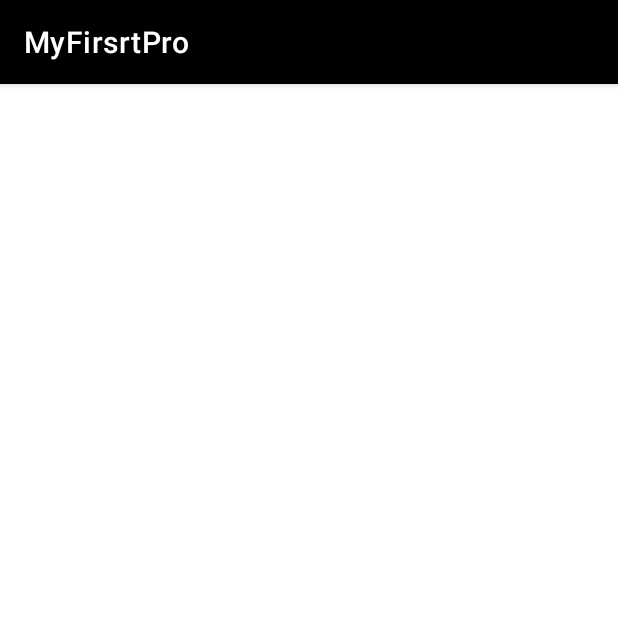
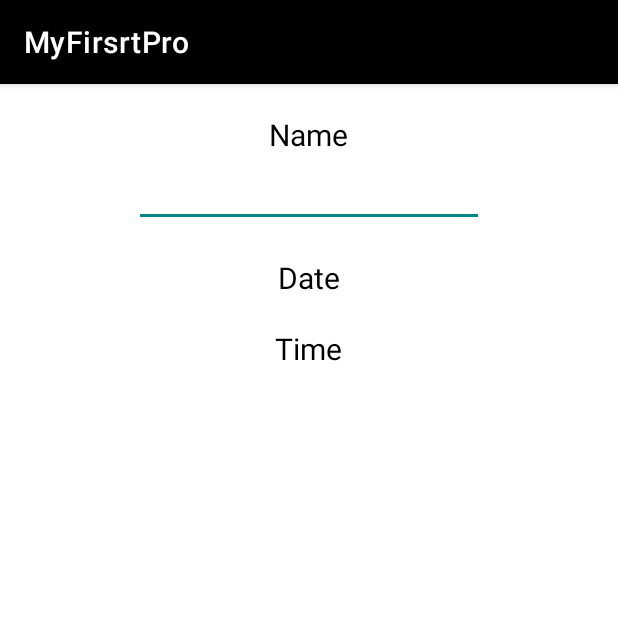
Before and after one commit to awatefkh3/MyFirsrtPro, an Android app: the EventEditActivity screen opened directly, with no data from a screen before it, on a phone screen of 412 x 824 dp, the top half of it. Run offline under Robolectric (Android 15) with nearby library versions, the phone set to English and light mode, and no system bars.

Commit message:
added things

```diff
--- a/app/src/main/AndroidManifest.xml
+++ b/app/src/main/AndroidManifest.xml
@@ -25,7 +25,7 @@
             android:name=".MainActivity"
             android:exported="true" />
         <activity
-            android:name=".WelcomeActivity"
+            android:name=".MyCalExample"
             android:exported="true" />
         <activity
             android:name=".AboutActivity"
@@ -41,7 +41,7 @@
             android:exported="true" />
         <activity android:name=".MyyyActivity" />
         <activity
-            android:name=".MyCalExample"
+            android:name=".WelcomeActivity"
             android:exported="true">
             <intent-filter>
                 <action android:name="android.intent.action.MAIN" />
--- a/app/src/main/java/com/example/myfirsrtpro/HourEvent.java
+++ b/app/src/main/java/com/example/myfirsrtpro/HourEvent.java
@@ -1,6 +1,9 @@
 package com.example.myfirsrtpro;
 
+import android.media.metrics.Event;
+
 import java.time.LocalTime;
+import java.util.ArrayList;
 
 public class HourEvent {
     LocalTime time;
--- a/app/src/main/res/layout/activity_event_edit.xml
+++ b/app/src/main/res/layout/activity_event_edit.xml
@@ -1,9 +1,50 @@
 <?xml version="1.0" encoding="utf-8"?>
-<androidx.constraintlayout.widget.ConstraintLayout xmlns:android="http://schemas.android.com/apk/res/android"
+<LinearLayout xmlns:android="http://schemas.android.com/apk/res/android"
     xmlns:app="http://schemas.android.com/apk/res-auto"
     xmlns:tools="http://schemas.android.com/tools"
     android:layout_width="match_parent"
     android:layout_height="match_parent"
+    android:orientation="vertical"
+
     tools:context=".EventEditActivity">
-
-</androidx.constraintlayout.widget.ConstraintLayout>
+    <TextView
+        android:layout_width="wrap_content"
+        android:layout_height="wrap_content"
+        android:layout_gravity="center"
+        android:layout_marginTop="20dp"
+        android:text="Name"
+        android:textSize="20sp"
+        android:textAlignment="center"
+        android:textColor="@color/black"
+        />
+    <EditText
+        android:id="@+id/eventNameET"
+        android:layout_width="wrap_content"
+        android:layout_height="wrap_content"
+        android:layout_gravity="center"
+        android:textSize="20sp"
+        android:ems="10"
+        android:inputType="text"/>
+    <TextView
+        android:id="@+id/eventDateTV"
+        android:layout_width="wrap_content"
+        android:layout_height="wrap_content"
+        android:layout_gravity="center"
+        android:layout_marginTop="20dp"
+        android:text="Date"
+        android:textSize="20sp"
+        android:textAlignment="center"
+        android:textColor="@color/black"
+        />
+    <TextView
+        android:id="@+id/eventTimeTV"
+        android:layout_width="wrap_content"
+        android:layout_height="wrap_content"
+        android:layout_gravity="center"
+        android:layout_marginTop="20dp"
+        android:text="Time"
+        android:textSize="20sp"
+        android:textAlignment="center"
+        android:textColor="@color/black"
+        />
+</LinearLayout>
--- a/app/src/main/res/layout/calendar_cell.xml
+++ b/app/src/main/res/layout/calendar_cell.xml
@@ -2,6 +2,7 @@
 <androidx.constraintlayout.widget.ConstraintLayout xmlns:android="http://schemas.android.com/apk/res/android"
     android:layout_width="match_parent"
     android:layout_height="match_parent"
+    android:id="@+id/parentView"
     xmlns:app="http://schemas.android.com/apk/res-auto">
 
     <Button
```
Also changed, not shown: app/src/main/java/com/example/myfirsrtpro/CalendarAdapter.java (+21 -4 lines), app/src/main/java/com/example/myfirsrtpro/CalendarUtils.java (+17 -0 lines), app/src/main/java/com/example/myfirsrtpro/CalendarViewHolder.java (+9 -2 lines), app/src/main/java/com/example/myfirsrtpro/MyCalExample.java (+7 -7 lines), app/src/main/java/com/example/myfirsrtpro/WeekViewActivity.java (+5 -3 lines).
